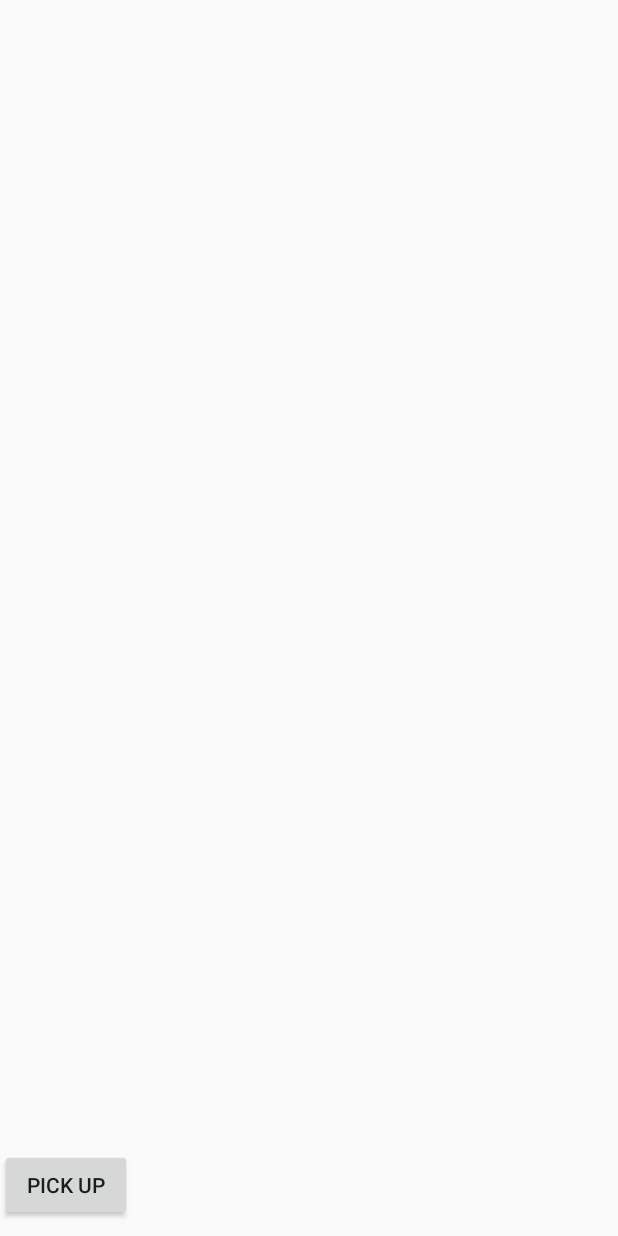
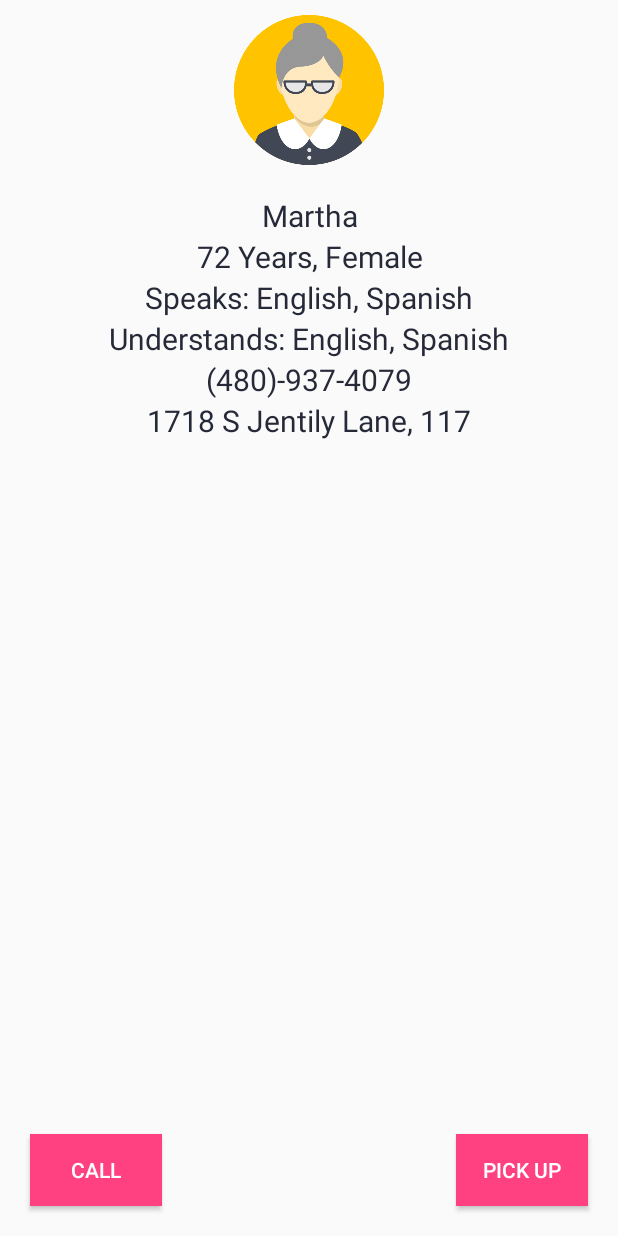
Before and after one commit to rohitksingh/IBM-HACK2, an Android app: the ProfileActivity screen opened directly, with no data from a screen before it, on a phone screen of 412 x 824 dp. Run offline under Robolectric (Android 15) with nearby library versions, the light colour scheme and no system bars; 1 statement that could not run was skipped.

Commit message:
Added Profile

```diff
--- a/LoginUI/app/src/main/AndroidManifest.xml
+++ b/LoginUI/app/src/main/AndroidManifest.xml
@@ -3,6 +3,7 @@
     package="com.example.user_pc.loginui">
 
     <!-- To auto-complete the email text field in the login form with the user's emails -->
+    <uses-permission android:name="android.permission.CALL_PHONE" />
     <uses-permission android:name="android.permission.GET_ACCOUNTS" />
     <uses-permission android:name="android.permission.READ_PROFILE" />
     <uses-permission android:name="android.permission.READ_CONTACTS" />
--- a/LoginUI/app/src/main/java/com/example/user_pc/loginui/ProfileActivity.java
+++ b/LoginUI/app/src/main/java/com/example/user_pc/loginui/ProfileActivity.java
@@ -1,23 +1,34 @@
 package com.example.user_pc.loginui;
 
+import android.Manifest;
 import android.content.Intent;
+import android.content.pm.PackageManager;
 import android.net.Uri;
 import android.os.Bundle;
+import android.support.v4.app.ActivityCompat;
 import android.support.v7.app.AppCompatActivity;
+import android.text.method.LinkMovementMethod;
 import android.view.View;
 import android.widget.Button;
+import android.widget.TextView;
 import android.widget.Toast;
 
 public class ProfileActivity extends AppCompatActivity {
 
-    private Button openMap;
+    private Button openMap, call;
+
+    private TextView mobNum, address;
 
     @Override
-    protected void onCreate(Bundle sis){
+    protected void onCreate(Bundle sis) {
         super.onCreate(sis);
         setContentView(R.layout.activity_profile);
         openMap = findViewById(R.id.openMap);
         String name = getIntent().getStringExtra("Name");
+
+        mobNum = findViewById(R.id.mobNum);
+        call = findViewById(R.id.call);
+        mobNum.setMovementMethod(LinkMovementMethod.getInstance());
         //getSupportActionBar().setTitle(name);
 
         Toast.makeText(ProfileActivity.this, name, Toast.LENGTH_LONG).show();
@@ -35,5 +46,29 @@ public class ProfileActivity extends AppCompatActivity {
         });
 
 
+
+        call.setOnClickListener(new View.OnClickListener() {
+            @Override
+            public void onClick(View v) {
+                Intent intent = new Intent(Intent.ACTION_CALL, Uri.parse("tel:" + getNum()));
+                if (ActivityCompat.checkSelfPermission(ProfileActivity.this, Manifest.permission.CALL_PHONE) != PackageManager.PERMISSION_GRANTED) {
+                    // TODO: Consider calling
+                    //    ActivityCompat#requestPermissions
+                    // here to request the missing permissions, and then overriding
+                    //   public void onRequestPermissionsResult(int requestCode, String[] permissions,
+                    //                                          int[] grantResults)
+                    // to handle the case where the user grants the permission. See the documentation
+                    // for ActivityCompat#requestPermissions for more details.
+                    return;
+                }
+                startActivity(intent);
+            }
+        });
+
+
+    }
+
+    private String getNum(){
+        return "480-937-6079";
     }
 }
--- a/LoginUI/app/src/main/res/layout/activity_profile.xml
+++ b/LoginUI/app/src/main/res/layout/activity_profile.xml
@@ -2,12 +2,93 @@
 <RelativeLayout xmlns:android="http://schemas.android.com/apk/res/android"
     android:layout_width="match_parent"
     android:layout_height="match_parent">
+    <ImageView
+        android:id="@+id/image"
+        android:layout_width="100dp"
+        android:layout_height="100dp"
+        android:background="@drawable/oldwoman"
+        android:layout_centerHorizontal="true"
+        android:layout_marginTop="10dp"
+        />
+    <LinearLayout
+        android:layout_below="@id/image"
+        android:layout_width="match_parent"
+        android:layout_height="wrap_content"
+        android:orientation="vertical"
+        android:layout_marginTop="20dp"
+        >
+        <TextView
+            android:text="Martha"
+            android:layout_width="match_parent"
+            android:layout_height="wrap_content"
+            android:gravity="center"
+            android:textSize="20dp"
+            android:textColor="@color/colorPrimary"
+            />
+        <TextView
+            android:text="72 Years, Female"
+            android:layout_width="match_parent"
+            android:layout_height="wrap_content"
+            android:gravity="center"
+            android:textSize="20dp"
+            android:textColor="@color/colorPrimary"
+            />
+        <TextView
+            android:text="Speaks: English, Spanish"
+            android:layout_width="match_parent"
+            android:layout_height="wrap_content"
+            android:gravity="center"
+            android:textSize="20dp"
+            android:textColor="@color/colorPrimary"
+            />
+        <TextView
+            android:text="Understands: English, Spanish"
+            android:layout_width="match_parent"
+            android:layout_height="wrap_content"
+            android:gravity="center"
+            android:textSize="20dp"
+            android:textColor="@color/colorPrimary"
+            />
+        <TextView
+            android:id="@+id/mobNum"
+            android:text="(480)-937-4079"
+            android:layout_width="match_parent"
+            android:layout_height="wrap_content"
+            android:gravity="center"
+            android:textSize="20dp"
+            android:textColor="@color/colorPrimary"
+            />
+        <TextView
+            android:id="@+id/address"
+            android:text="1718 S Jentily Lane, 117"
+            android:layout_width="match_parent"
+            android:layout_height="wrap_content"
+            android:gravity="center"
+            android:textSize="20dp"
+            android:textColor="@color/colorPrimary"
+            />
+    </LinearLayout>
+    <Button
+        android:id="@+id/call"
+        android:layout_width="wrap_content"
+        android:layout_height="wrap_content"
+        android:layout_alignParentBottom="true"
+        android:layout_margin="20dp"
+        android:text="Call"
+        android:layout_alignParentLeft="true"
+        android:background="@color/colorAccent"
+        android:textColor="#ffffff"
+        />
     <Button
         android:id="@+id/openMap"
         android:layout_width="wrap_content"
         android:layout_height="wrap_content"
         android:layout_alignParentBottom="true"
-        android:layout_marginBottom="10dp"
         android:text="PICK UP"
+        android:layout_alignParentRight="true"
+        android:layout_marginRight="20dp"
+        android:layout_margin="20dp"
+        android:background="@color/colorAccent"
+        android:textColor="#ffffff"
         />
 </RelativeLayout>
```
Also changed, not shown: LoginUI/app/src/main/res/drawable/oldwoman.jpg (added).
